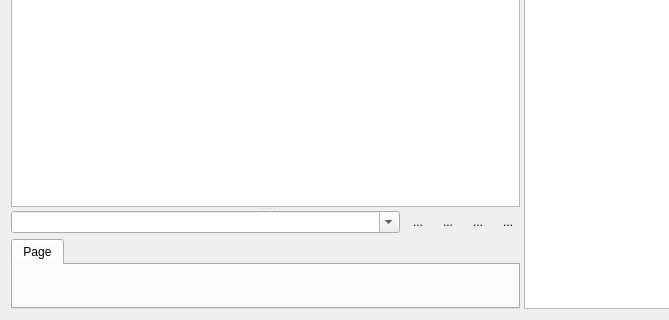
First picture: the form in ui/PulseProgram.ui, repository MonroeQuantumNetworks/IonControl, before the edit; both pictures show x 0 to 669 and y 533 to 853 of the 1044 by 853 pixel window.
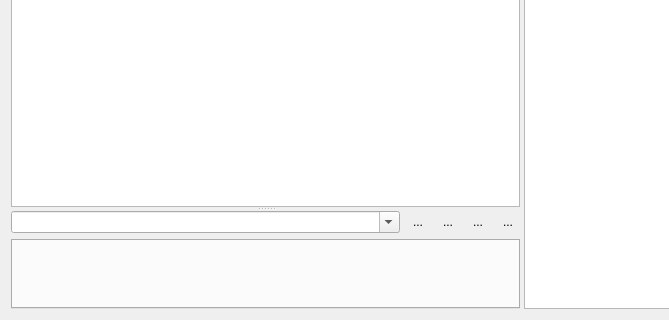
Second picture: the form after the edit. Icons and pictures are not drawn.

```diff
--- a/ui/PulseProgram.ui
+++ b/ui/PulseProgram.ui
@@ -30,7 +30,7 @@
       <widget class="QTableView" name="shutterTableView"/>
       <widget class="QTableView" name="triggerTableView"/>
       <widget class="QTableView" name="counterTableView"/>
-      <widget class="QWidget" name="">
+      <widget class="QWidget" name="layoutWidget">
        <layout class="QVBoxLayout" name="verticalLayout">
         <item>
          <layout class="QHBoxLayout" name="horizontalLayout_2">
@@ -122,17 +122,12 @@
             <height>50</height>
            </size>
           </property>
-          <widget class="QWidget" name="tab">
-           <attribute name="title">
-            <string>Page</string>
-           </attribute>
-          </widget>
          </widget>
         </item>
        </layout>
       </widget>
      </widget>
-     <widget class="QWidget" name="">
+     <widget class="QWidget" name="layoutWidget">
       <layout class="QVBoxLayout" name="verticalLayout_2">
        <item>
         <layout class="QHBoxLayout" name="horizontalLayout">
```
Left out of the diff: 4 changed lines with no effect on the pictures.
